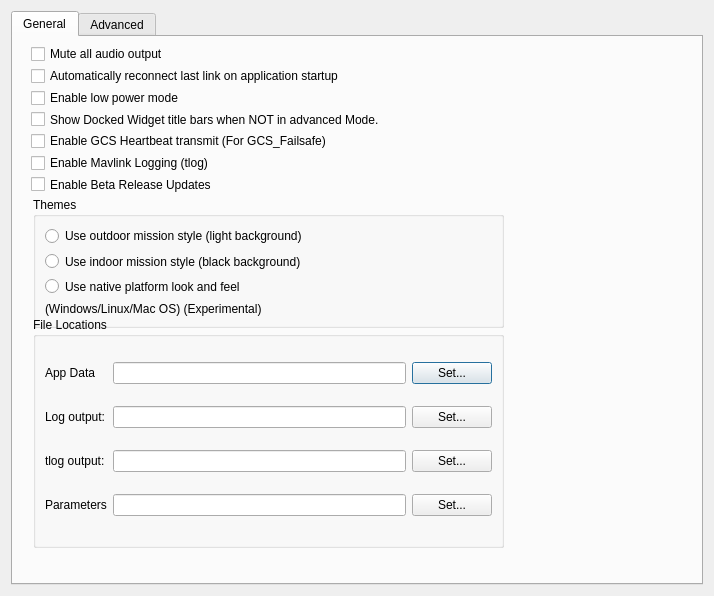
Before: the Qt Designer form src/ui/QGCSettingsWidget.ui in ArduPilot/apm_planner, drawn with Qt 5.
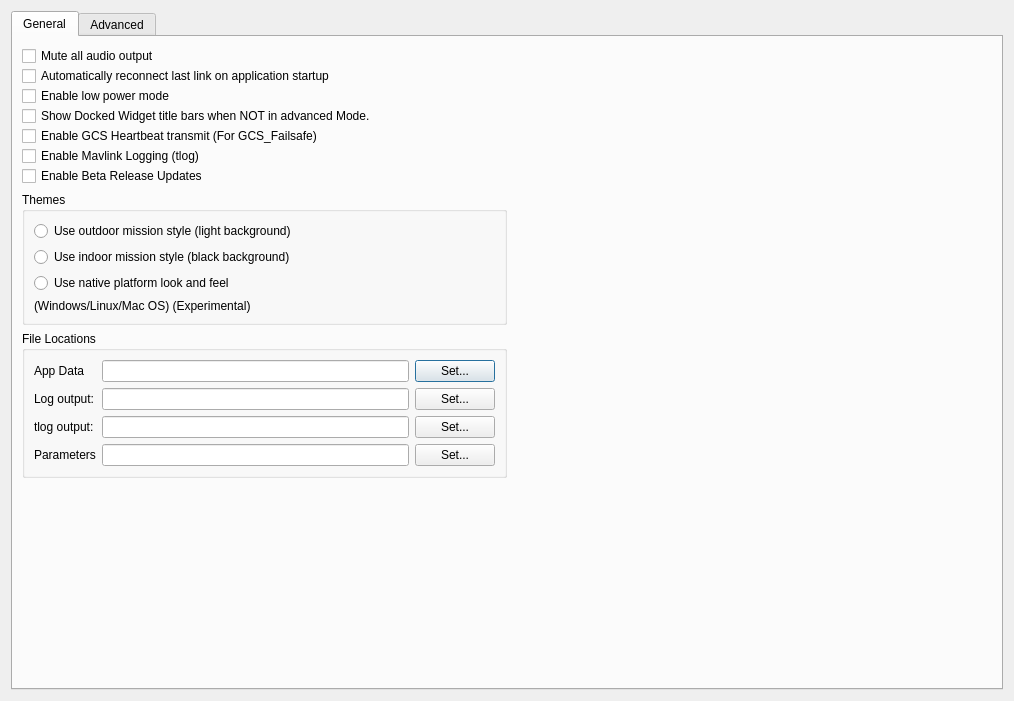
After: the same form once the commit is applied. Icons and pictures are not drawn.

Commit message: Settings View: Fixed spacing of General Settings and checkboxes

Diff of the .ui file:
```diff
--- a/src/ui/QGCSettingsWidget.ui
+++ b/src/ui/QGCSettingsWidget.ui
@@ -6,8 +6,8 @@
    <rect>
     <x>0</x>
     <y>0</y>
-    <width>714</width>
-    <height>596</height>
+    <width>1014</width>
+    <height>701</height>
    </rect>
   </property>
   <property name="windowTitle">
@@ -26,15 +26,119 @@
       <attribute name="toolTip">
        <string>General Settings</string>
       </attribute>
+      <layout class="QGridLayout" name="gridLayout_3">
+       <item row="0" column="0">
+        <layout class="QVBoxLayout" name="verticalLayout_2">
+         <property name="spacing">
+          <number>0</number>
+         </property>
+         <item>
+          <widget class="QCheckBox" name="audioMuteCheckBox">
+           <property name="text">
+            <string>Mute all audio output</string>
+           </property>
+           <property name="icon">
+            <iconset resource="../../qgroundcontrol.qrc">
+             <normaloff>:/files/images/status/audio-volume-muted.svg</normaloff>:/files/images/status/audio-volume-muted.svg</iconset>
+           </property>
+          </widget>
+         </item>
+         <item>
+          <widget class="QCheckBox" name="reconnectCheckBox">
+           <property name="text">
+            <string>Automatically reconnect last link on application startup</string>
+           </property>
+           <property name="icon">
+            <iconset resource="../../qgroundcontrol.qrc">
+             <normaloff>:/files/images/devices/network-wireless.svg</normaloff>:/files/images/devices/network-wireless.svg</iconset>
+           </property>
+          </widget>
+         </item>
+         <item>
+          <widget class="QCheckBox" name="lowPowerCheckBox">
+           <property name="toolTip">
+            <string>Lowers all update rates to save battery power</string>
+           </property>
+           <property name="text">
+            <string>Enable low power mode</string>
+           </property>
+          </widget>
+         </item>
+         <item>
+          <widget class="QCheckBox" name="titleBarCheckBox">
+           <property name="text">
+            <string>Show Docked Widget title bars when NOT in advanced Mode.</string>
+           </property>
+           <property name="checked">
+            <bool>false</bool>
+           </property>
+          </widget>
+         </item>
+         <item>
+          <widget class="QCheckBox" name="heartbeatCheckBox">
+           <property name="text">
+            <string>Enable GCS Heartbeat transmit (For GCS_Failsafe)</string>
+           </property>
+          </widget>
+         </item>
+         <item>
+          <widget class="QCheckBox" name="mavlinkLoggingCheckBox">
+           <property name="text">
+            <string>Enable Mavlink Logging (tlog)</string>
+           </property>
+          </widget>
+         </item>
+         <item>
+          <widget class="QCheckBox" name="enableBetaReleaseCheckBox">
+           <property name="text">
+            <string>Enable Beta Release Updates</string>
+           </property>
+          </widget>
+         </item>
+        </layout>
+       </item>
+       <item row="1" column="0">
+        <widget class="QGroupBox" name="groupBox_2">
+         <property name="title">
+          <string>Themes</string>
+         </property>
+         <layout class="QVBoxLayout" name="verticalLayout_3">
+          <item>
+           <widget class="QRadioButton" name="outdoorStyle">
+            <property name="text">
+             <string>Use outdoor mission style (light background)</string>
+            </property>
+           </widget>
+          </item>
+          <item>
+           <widget class="QRadioButton" name="indoorStyle">
+            <property name="text">
+             <string>Use indoor mission style (black background)</string>
+            </property>
+           </widget>
+          </item>
+          <item>
+           <widget class="QRadioButton" name="nativeStyle">
+            <property name="text">
+             <string>Use native platform look and feel</string>
+            </property>
+            <property name="autoExclusive">
+             <bool>true</bool>
+            </property>
+           </widget>
+          </item>
+          <item>
+           <widget class="QLabel" name="label_5">
+            <property name="text">
+             <string>(Windows/Linux/Mac OS) (Experimental)</string>
+            </property>
+           </widget>
+          </item>
+         </layout>
+        </widget>
+       </item>
+       <item row="2" column="0">
       <widget class="QGroupBox" name="groupBox">
-       <property name="geometry">
-        <rect>
-         <x>20</x>
-         <y>280</y>
-         <width>471</width>
-         <height>231</height>
-        </rect>
-       </property>
        <property name="title">
         <string>File Locations</string>
        </property>
@@ -113,127 +217,73 @@
         </item>
        </layout>
       </widget>
-      <widget class="QGroupBox" name="groupBox_2">
-       <property name="geometry">
-        <rect>
-         <x>20</x>
-         <y>160</y>
-         <width>471</width>
-         <height>131</height>
-        </rect>
-       </property>
-       <property name="title">
-        <string>Themes</string>
-       </property>
-       <layout class="QVBoxLayout" name="verticalLayout_3">
-        <item>
-         <widget class="QRadioButton" name="outdoorStyle">
-          <property name="text">
-           <string>Use outdoor mission style (light background)</string>
-          </property>
-         </widget>
-        </item>
-        <item>
-         <widget class="QRadioButton" name="indoorStyle">
-          <property name="text">
-           <string>Use indoor mission style (black background)</string>
-          </property>
-         </widget>
-        </item>
-        <item>
-         <widget class="QRadioButton" name="nativeStyle">
-          <property name="text">
-           <string>Use native platform look and feel</string>
-          </property>
-          <property name="autoExclusive">
-           <bool>true</bool>
-          </property>
-         </widget>
-        </item>
-        <item>
-         <widget class="QLabel" name="label_5">
-          <property name="text">
-           <string>(Windows/Linux/Mac OS) (Experimental)</string>
-          </property>
-         </widget>
-        </item>
-       </layout>
-      </widget>
-      <widget class="QWidget" name="layoutWidget">
-       <property name="geometry">
-        <rect>
-         <x>18</x>
-         <y>9</y>
-         <width>471</width>
-         <height>146</height>
-        </rect>
-       </property>
-       <layout class="QVBoxLayout" name="verticalLayout_2">
-        <item>
-         <widget class="QCheckBox" name="audioMuteCheckBox">
-          <property name="text">
-           <string>Mute all audio output</string>
-          </property>
-          <property name="icon">
-           <iconset resource="../../qgroundcontrol.qrc">
-            <normaloff>:/files/images/status/audio-volume-muted.svg</normaloff>:/files/images/status/audio-volume-muted.svg</iconset>
-          </property>
-         </widget>
-        </item>
-        <item>
-         <widget class="QCheckBox" name="reconnectCheckBox">
-          <property name="text">
-           <string>Automatically reconnect last link on application startup</string>
-          </property>
-          <property name="icon">
-           <iconset resource="../../qgroundcontrol.qrc">
-            <normaloff>:/files/images/devices/network-wireless.svg</normaloff>:/files/images/devices/network-wireless.svg</iconset>
-          </property>
-         </widget>
-        </item>
-        <item>
-         <widget class="QCheckBox" name="lowPowerCheckBox">
-          <property name="toolTip">
-           <string>Lowers all update rates to save battery power</string>
-          </property>
-          <property name="text">
-           <string>Enable low power mode</string>
-          </property>
-         </widget>
-        </item>
-        <item>
-         <widget class="QCheckBox" name="titleBarCheckBox">
-          <property name="text">
-           <string>Show Docked Widget title bars when NOT in advanced Mode.</string>
-          </property>
-          <property name="checked">
-           <bool>false</bool>
-          </property>
-         </widget>
-        </item>
-        <item>
-         <widget class="QCheckBox" name="heartbeatCheckBox">
-          <property name="text">
-           <string>Enable GCS Heartbeat transmit (For GCS_Failsafe)</string>
-          </property>
-         </widget>
-        </item>
-        <item>
-         <widget class="QCheckBox" name="mavlinkLoggingCheckBox">
-          <property name="text">
-           <string>Enable Mavlink Logging (tlog)</string>
-          </property>
-         </widget>
-        </item>
-        <item>
-         <widget class="QCheckBox" name="enableBetaReleaseCheckBox">
-          <property name="text">
-           <string>Enable Beta Release Updates</string>
-          </property>
-         </widget>
-        </item>
-       </layout>
-      </widget>
+       </item>
+       <item row="1" column="1">
+        <spacer name="horizontalSpacer_2">
+         <property name="orientation">
+          <enum>Qt::Horizontal</enum>
+         </property>
+         <property name="sizeHint" stdset="0">
+          <size>
+           <width>40</width>
+           <height>20</height>
+          </size>
+         </property>
+        </spacer>
+       </item>
+       <item row="2" column="1">
+        <spacer name="horizontalSpacer_3">
+         <property name="orientation">
+          <enum>Qt::Horizontal</enum>
+         </property>
+         <property name="sizeHint" stdset="0">
+          <size>
+           <width>40</width>
+           <height>20</height>
+          </size>
+         </property>
+        </spacer>
+       </item>
+       <item row="0" column="1">
+        <spacer name="horizontalSpacer">
+         <property name="orientation">
+          <enum>Qt::Horizontal</enum>
+         </property>
+         <property name="sizeHint" stdset="0">
+          <size>
+           <width>40</width>
+           <height>20</height>
+          </size>
+         </property>
+        </spacer>
+       </item>
+       <item row="3" column="1">
+        <spacer name="verticalSpacer">
+         <property name="orientation">
+          <enum>Qt::Vertical</enum>
+         </property>
+         <property name="sizeHint" stdset="0">
+          <size>
+           <width>20</width>
+           <height>40</height>
+          </size>
+         </property>
+        </spacer>
+       </item>
+       <item row="3" column="0">
+        <spacer name="verticalSpacer_2">
+         <property name="orientation">
+          <enum>Qt::Vertical</enum>
+         </property>
+         <property name="sizeHint" stdset="0">
+          <size>
+           <width>20</width>
+           <height>40</height>
+          </size>
+         </property>
+        </spacer>
+       </item>
+      </layout>
       <zorder>layoutWidget</zorder>
       <zorder>groupBox</zorder>
       <zorder>groupBox_2</zorder>
```
Left out of the diff: 5 changed lines with no effect on the pictures. Lines whose indentation alone changed are shown as unchanged.
